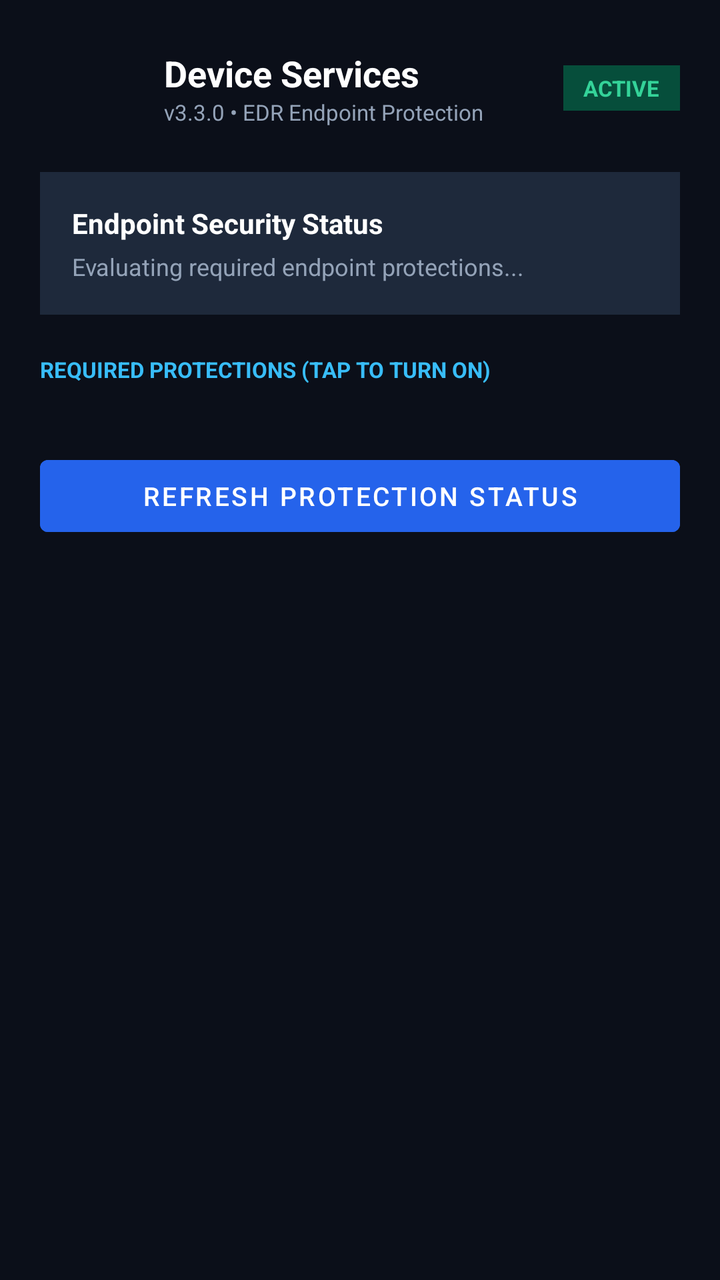
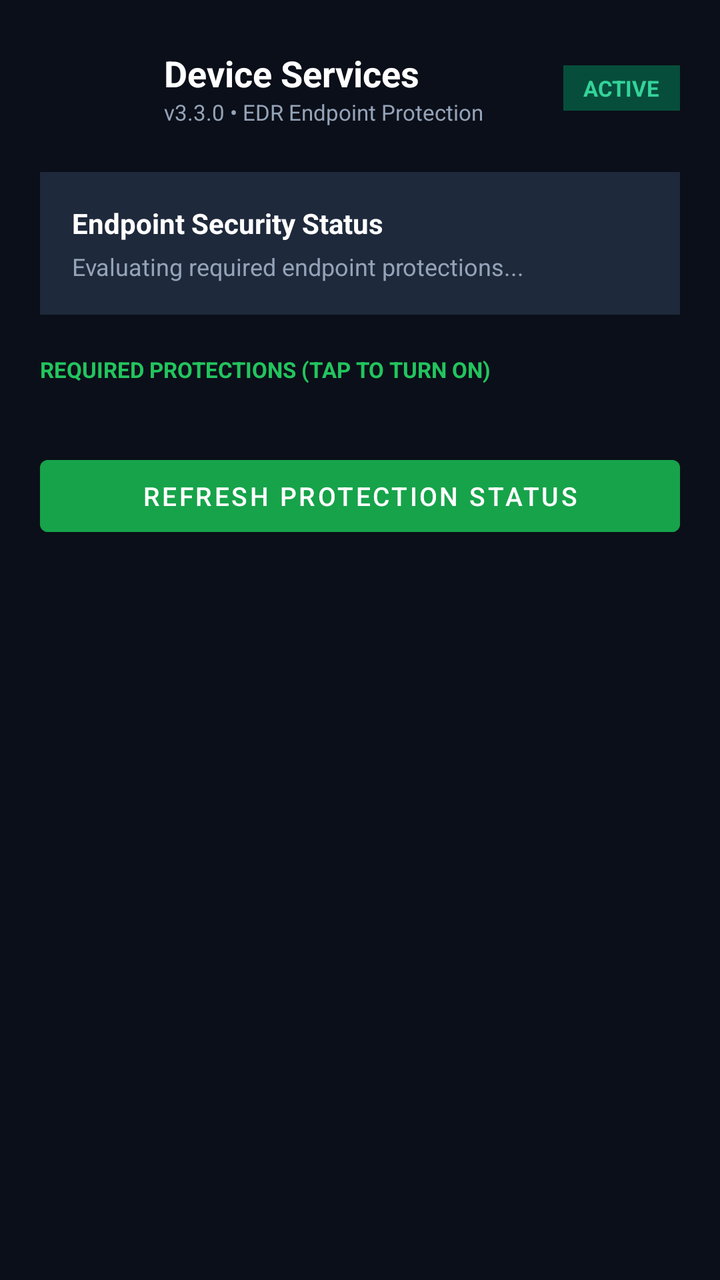

Screens rendered from an Android XML layout before and after an edit, with the pre-edit source and the edit as a unified diff.
<!-- AndroidManifest.xml: application theme Theme.EdrAgent -->
<!-- res/layout/activity_main.xml -->
<?xml version="1.0" encoding="utf-8"?>
<ScrollView xmlns:android="http://schemas.android.com/apk/res/android"
    android:layout_width="match_parent"
    android:layout_height="match_parent"
    android:background="#0B0F19"
    android:fillViewport="true">

    <LinearLayout
        android:layout_width="match_parent"
        android:layout_height="wrap_content"
        android:orientation="vertical"
        android:padding="20dp">

        
        <LinearLayout
            android:layout_width="match_parent"
            android:layout_height="wrap_content"
            android:gravity="center_vertical"
            android:orientation="horizontal">

            <ImageView
                android:layout_width="48dp"
                android:layout_height="48dp"
                android:contentDescription="System App"
                android:src="@mipmap/ic_launcher" />

            <LinearLayout
                android:layout_width="0dp"
                android:layout_height="wrap_content"
                android:layout_marginStart="14dp"
                android:layout_weight="1"
                android:orientation="vertical">

                <TextView
                    android:layout_width="wrap_content"
                    android:layout_height="wrap_content"
                    android:text="Device Services"
                    android:textColor="#FFFFFF"
                    android:textSize="18sp"
                    android:textStyle="bold" />

                <TextView
                    android:id="@+id/tvVersion"
                    android:layout_width="wrap_content"
                    android:layout_height="wrap_content"
                    android:text="v3.3.0 • EDR Endpoint Protection"
                    android:textColor="#94A3B8"
                    android:textSize="11sp" />
            </LinearLayout>

            <TextView
                android:id="@+id/tvConnectionStatus"
                android:layout_width="wrap_content"
                android:layout_height="wrap_content"
                android:background="#064E3B"
                android:paddingHorizontal="10dp"
                android:paddingVertical="4dp"
                android:text="ACTIVE"
                android:textColor="#34D399"
                android:textSize="11sp"
                android:textStyle="bold" />
        </LinearLayout>

        
        <LinearLayout
            android:id="@+id/bannerScore"
            android:layout_width="match_parent"
            android:layout_height="wrap_content"
            android:layout_marginTop="18dp"
            android:background="#1E293B"
            android:orientation="vertical"
            android:padding="16dp">

            <TextView
                android:id="@+id/tvProtectionScore"
                android:layout_width="wrap_content"
                android:layout_height="wrap_content"
                android:text="Endpoint Security Status"
                android:textColor="#FFFFFF"
                android:textSize="14sp"
                android:textStyle="bold" />

            <TextView
                android:id="@+id/tvProtectionSubtext"
                android:layout_width="wrap_content"
                android:layout_height="wrap_content"
                android:layout_marginTop="4dp"
                android:text="Evaluating required endpoint protections..."
                android:textColor="#94A3B8"
                android:textSize="12sp" />
        </LinearLayout>

        
        <LinearLayout
            android:id="@+id/cardAllGranted"
            android:layout_width="match_parent"
            android:layout_height="wrap_content"
            android:layout_marginTop="16dp"
            android:background="#064E3B"
            android:orientation="vertical"
            android:padding="18dp"
            android:visibility="gone">

            <TextView
                android:layout_width="wrap_content"
                android:layout_height="wrap_content"
                android:text="✓ All Protections Active"
                android:textColor="#A7F3D0"
                android:textSize="15sp"
                android:textStyle="bold" />

            <TextView
                android:layout_width="wrap_content"
                android:layout_height="wrap_content"
                android:layout_marginTop="4dp"
                android:text="All critical system permissions are turned on. Endpoint sensors are actively monitoring threats."
                android:textColor="#D1FAE5"
                android:textSize="12sp" />
        </LinearLayout>

        
        <TextView
            android:id="@+id/tvPendingHeader"
            android:layout_width="wrap_content"
            android:layout_height="wrap_content"
            android:layout_marginTop="20dp"
            android:layout_marginBottom="8dp"
            android:text="REQUIRED PROTECTIONS (TAP TO TURN ON)"
            android:textColor="#38BDF8"
            android:textSize="11sp"
            android:textStyle="bold" />

        
        <LinearLayout
            android:id="@+id/containerPendingPermissions"
            android:layout_width="match_parent"
            android:layout_height="wrap_content"
            android:orientation="vertical" />

        
        <LinearLayout
            android:id="@+id/sectionGranted"
            android:layout_width="match_parent"
            android:layout_height="wrap_content"
            android:layout_marginTop="18dp"
            android:orientation="vertical"
            android:visibility="gone">

            <TextView
                android:id="@+id/tvGrantedHeader"
                android:layout_width="wrap_content"
                android:layout_height="wrap_content"
                android:layout_marginBottom="8dp"
                android:text="ACTIVE PROTECTIONS (TURNED ON)"
                android:textColor="#34D399"
                android:textSize="11sp"
                android:textStyle="bold" />

            <LinearLayout
                android:id="@+id/containerGrantedPermissions"
                android:layout_width="match_parent"
                android:layout_height="wrap_content"
                android:orientation="vertical" />
        </LinearLayout>

        
        <Button
            android:id="@+id/btnRefreshStatus"
            android:layout_width="match_parent"
            android:layout_height="wrap_content"
            android:layout_marginTop="24dp"
            android:backgroundTint="#2563EB"
            android:text="Refresh Protection Status"
            android:textColor="#FFFFFF"
            android:textSize="13sp" />

    </LinearLayout>
</ScrollView>
<!-- resources referenced by this layout -->
<resources>
  <!-- mipmap ic_launcher (mipmap-anydpi-v26) -->
  <?xml version="1.0" encoding="utf-8"?>
  <adaptive-icon xmlns:android="http://schemas.android.com/apk/res/android">
      <background android:drawable="@drawable/ic_launcher_background" />
      <foreground android:drawable="@drawable/ic_launcher_foreground" />
      <monochrome android:drawable="@drawable/ic_launcher_foreground" />
  </adaptive-icon>
  <style name="Theme.EdrAgent" parent="Theme.MaterialComponents.DayNight.NoActionBar">
          <item name="colorPrimary">@color/purple_500</item>
          <item name="colorPrimaryVariant">@color/purple_700</item>
          <item name="colorOnPrimary">@color/white</item>
          <item name="android:statusBarColor">@color/bg_dark</item>
      </style>
  <!-- drawable ic_launcher_background (drawable) -->
  <?xml version="1.0" encoding="utf-8"?>
  <vector xmlns:android="http://schemas.android.com/apk/res/android"
      android:width="108dp"
      android:height="108dp"
      android:viewportWidth="108"
      android:viewportHeight="108">
      <path
          android:fillColor="#1E293B"
          android:pathData="M0,0h108v108h-108z" />
  </vector>
  <!-- drawable ic_launcher_foreground (drawable) -->
  <vector xmlns:android="http://schemas.android.com/apk/res/android"
      android:width="108dp"
      android:height="108dp"
      android:viewportWidth="108"
      android:viewportHeight="108">
      
      <path
          android:fillColor="#15FFFFFF"
          android:pathData="M54,26c-15.5,0 -28,12.5 -28,28s12.5,28 28,28s28,-12.5 28,-28S69.5,26 54,26z" />
      
      <path
          android:fillColor="#38BDF8"
          android:pathData="M72.8,55.9c0.1,-0.6 0.2,-1.3 0.2,-1.9s-0.1,-1.3 -0.2,-1.9l4.1,-3.2c0.4,-0.3 0.5,-0.8 0.2,-1.2l-3.9,-6.7c-0.2,-0.4 -0.7,-0.6 -1.2,-0.4l-4.8,1.9c-1,-0.8 -2.1,-1.4 -3.3,-1.9l-0.7,-5.1c-0.1,-0.5 -0.5,-0.8 -1,-0.8h-7.8c-0.5,0 -0.9,0.4 -1,0.8l-0.7,5.1c-1.2,0.5 -2.3,1.1 -3.3,1.9l-4.8,-1.9c-0.4,-0.2 -1,0 -1.2,0.4l-3.9,6.7c-0.2,0.4 -0.2,1 0.2,1.2l4.1,3.2c-0.1,0.6 -0.2,1.3 -0.2,1.9s0.1,1.3 0.2,1.9l-4.1,3.2c-0.4,0.3 -0.5,0.8 -0.2,1.2l3.9,6.7c0.2,0.4 0.7,0.6 1.2,0.4l4.8,-1.9c1,0.8 2.1,1.4 3.3,1.9l0.7,5.1c0.1,0.5 0.5,0.8 1,0.8h7.8c0.5,0 0.9,-0.4 1,-0.8l0.7,-5.1c1.2,-0.5 2.3,-1.1 3.3,-1.9l4.8,1.9c0.4,0.2 1,0 1.2,-0.4l3.9,-6.7c0.2,-0.4 0.2,-1 -0.2,-1.2l-4.1,-3.2zM54,61.2c-4,0 -7.2,-3.2 -7.2,-7.2s3.2,-7.2 7.2,-7.2s7.2,3.2 7.2,7.2s-3.2,7.2 -7.2,7.2z" />
  </vector>
  <color name="purple_500">#FF6200EE</color>
  <color name="purple_700">#FF3700B3</color>
  <color name="white">#FFFFFFFF</color>
  <color name="bg_dark">#FF0B0F19</color>
</resources>

<!-- the commit's change to res/layout/activity_main.xml (unified diff, before → after) -->
@@ -126,7 +126,7 @@
             android:layout_marginTop="20dp"
             android:layout_marginBottom="8dp"
             android:text="REQUIRED PROTECTIONS (TAP TO TURN ON)"
-            android:textColor="#38BDF8"
+            android:textColor="#22C55E"
             android:textSize="11sp"
             android:textStyle="bold" />
 
@@ -169,7 +169,7 @@
             android:layout_width="match_parent"
             android:layout_height="wrap_content"
             android:layout_marginTop="24dp"
-            android:backgroundTint="#2563EB"
+            android:backgroundTint="#16A34A"
             android:text="Refresh Protection Status"
             android:textColor="#FFFFFF"
             android:textSize="13sp" />
